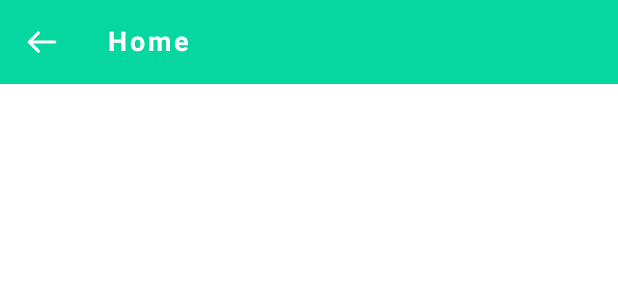
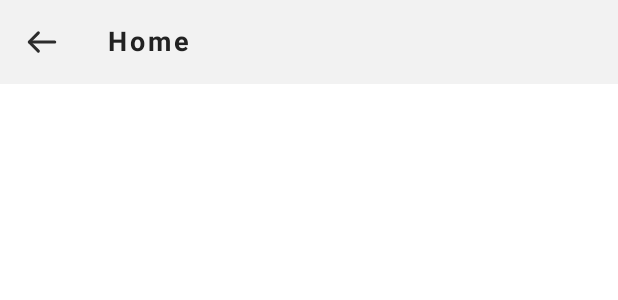
Before and after one commit to Yuwin98/SnapSyn-Project, an Android app built with Jetpack Compose: the @Preview function HomePreview, on a phone screen of 412 x 824 dp. Shown: the top 300 px of the screen. Run offline under Robolectric (Android 15) with nearby library versions, the light colour scheme and no system bars; our stand-ins replace accompanist.

Commit message:
- Made custom IconButton class - Made TitleBar class - Added icons needed to title bar and Home screen

```diff
--- a/app/src/main/java/com/yuwin/snapsyn/app/components/IconButton.kt
+++ b/app/src/main/java/com/yuwin/snapsyn/app/components/IconButton.kt
@@ -21,9 +21,9 @@ fun IconButton(
     modifier: Modifier,
     icon: Int,
     iconColor: Color = SnapSyn.colors.white,
-    contentDescription: String,
     enabled: Boolean = true,
     bounded: Boolean = true,
+    contentDescription: String,
     interactionSource: MutableInteractionSource = remember { MutableInteractionSource() },
     onClick: () -> Unit
 ) {
@@ -36,8 +36,7 @@ fun IconButton(
                 role = Role.Button,
                 interactionSource = interactionSource,
                 indication = rememberRipple(
-                    bounded = bounded,
-                    color = SnapSyn.colors.primary
+                    bounded = bounded
                 )
             ),
         contentAlignment = Alignment.Center
--- a/app/src/main/java/com/yuwin/snapsyn/app/components/TitleBar.kt
+++ b/app/src/main/java/com/yuwin/snapsyn/app/components/TitleBar.kt
@@ -42,31 +42,17 @@ fun TitleBar(
             .background(backgroundColor)
     ) {
 
-//        IconButton(
-//            onClick = onBack,
-//            modifier = Modifier.size(48.dp)
-//        ) {
-//            Icon(
-//                painter = painterResource(id = R.drawable.arrow_left),
-//                contentDescription = "Arrow Left",
-//                tint = iconColor,
-//                modifier = Modifier.size(size = 24.dp)
-//            )
-//        }
-
-
         Row(
             verticalAlignment = Alignment.CenterVertically,
             modifier = Modifier.fillMaxSize()
         ) {
-
             IconButton(
                 icon = R.drawable.arrow_left,
                 contentDescription = "Back Button",
-                modifier = Modifier.padding(start = 4.dp)
-            ) {
-
-            }
+                iconColor = iconColor,
+                modifier = Modifier.padding(start = 4.dp),
+                onClick = onBack
+            )
         }
 
         Row(
@@ -83,8 +69,6 @@ fun TitleBar(
                     .fillMaxWidth()
             )
         }
-
-
     }
 }
 
--- a/app/src/main/java/com/yuwin/snapsyn/ui/screens/home/components/HomeTopBar.kt
+++ b/app/src/main/java/com/yuwin/snapsyn/ui/screens/home/components/HomeTopBar.kt
@@ -25,8 +25,9 @@ fun HomeTopBar() {
         TitleBar(
             title = "Home",
             titleAlignment = TextAlign.Left,
-            iconColor = SnapSyn.colors.white,
-            titleColor = SnapSyn.colors.white
+            backgroundColor = SnapSyn.colors.titleBarBackground,
+            iconColor = SnapSyn.colors.iconPrimary,
+            titleColor = SnapSyn.colors.onSurface
         ) {
 
         }
```
Also changed, not shown: app/src/main/java/com/yuwin/snapsyn/ui/theme/Color.kt (+16 -4 lines), app/src/main/java/com/yuwin/snapsyn/ui/theme/Theme.kt (+28 -4 lines).
